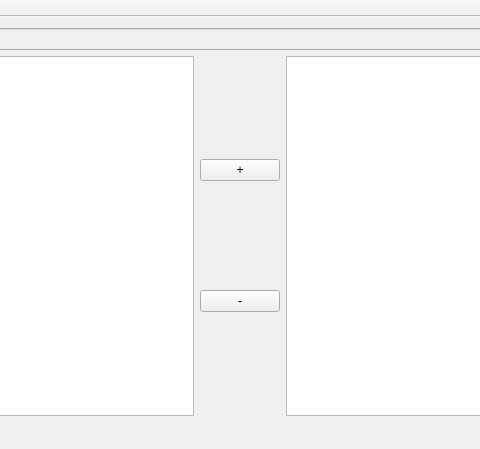
Before: the Qt Designer form TrialsEditorTool/trialseditortool.ui in Vitist/trials-editor-tool-2, drawn with Qt 5; both pictures show x 116 to 596 and y 0 to 449 of the 712 by 449 pixel window.
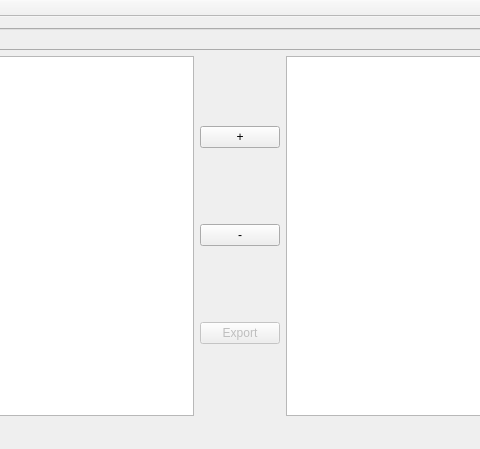
After: the same form once the commit is applied.

Commit message: Config improvements and add export feature to UI

```diff
--- a/TrialsEditorTool/trialseditortool.ui
+++ b/TrialsEditorTool/trialseditortool.ui
@@ -58,6 +58,16 @@
           </property>
          </widget>
         </item>
+        <item>
+         <widget class="QPushButton" name="exportTrackButton">
+          <property name="enabled">
+           <bool>false</bool>
+          </property>
+          <property name="text">
+           <string>Export</string>
+          </property>
+         </widget>
+        </item>
        </layout>
       </item>
       <item>
```
Left out of the diff: 2 changed lines with no effect on the pictures. The commit also changes 6 other files.
